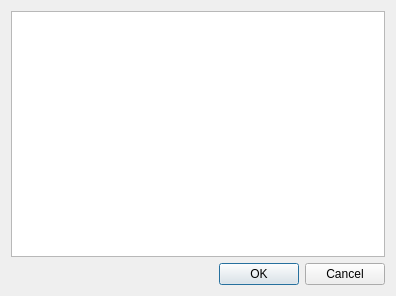
wd5gnr/kcsved, file selector.ui: the form before one commit.
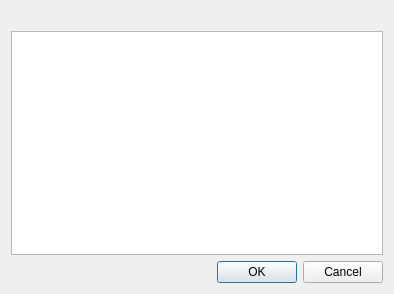
The form after the commit.

Diff of the .ui file:
```diff
--- a/selector.ui
+++ b/selector.ui
@@ -6,14 +6,21 @@
    <rect>
     <x>0</x>
     <y>0</y>
-    <width>396</width>
-    <height>296</height>
+    <width>394</width>
+    <height>294</height>
    </rect>
   </property>
   <property name="windowTitle">
    <string>Dialog</string>
   </property>
   <layout class="QVBoxLayout" name="verticalLayout">
+   <item>
+    <widget class="QLabel" name="columnName">
+     <property name="text">
+      <string/>
+     </property>
+    </widget>
+   </item>
    <item>
     <widget class="QListWidget" name="listWidget">
      <property name="toolTip">
```
